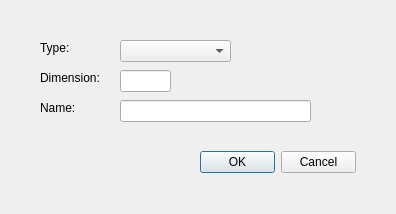
Above: GUI/SeedComplex.ui from vvmarko/triangulator before the change. Below: the same form after it.
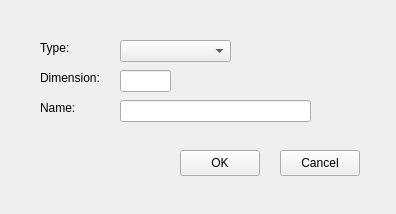
That is the form after the change.

Commit message: gui function for renaming of complexes, and a few tweaks of the seed dialog

The edit to the form file:
```diff
--- a/GUI/SeedComplex.ui
+++ b/GUI/SeedComplex.ui
@@ -13,19 +13,6 @@
   <property name="windowTitle">
    <string>SeedComplex</string>
   </property>
-  <widget class="QDialogButtonBox" name="buttonBox">
-   <property name="geometry">
-    <rect>
-     <x>200</x>
-     <y>150</y>
-     <width>156</width>
-     <height>24</height>
-    </rect>
-   </property>
-   <property name="standardButtons">
-    <set>QDialogButtonBox::Cancel|QDialogButtonBox::Ok</set>
-   </property>
-  </widget>
   <widget class="QLabel" name="label">
    <property name="geometry">
     <rect>
@@ -94,8 +81,49 @@
      <height>22</height>
     </rect>
    </property>
-   <property name="placeholderText">
-    <string>Please select...</string>
+   <property name="focusPolicy">
+    <enum>Qt::StrongFocus</enum>
+   </property>
+  </widget>
+  <widget class="QPushButton" name="btnOK">
+   <property name="geometry">
+    <rect>
+     <x>180</x>
+     <y>150</y>
+     <width>80</width>
+     <height>26</height>
+    </rect>
+   </property>
+   <property name="focusPolicy">
+    <enum>Qt::StrongFocus</enum>
+   </property>
+   <property name="text">
+    <string>OK</string>
+   </property>
+   <property name="autoDefault">
+    <bool>true</bool>
+   </property>
+  </widget>
+  <widget class="QPushButton" name="btnCancel">
+   <property name="geometry">
+    <rect>
+     <x>280</x>
+     <y>150</y>
+     <width>80</width>
+     <height>26</height>
+    </rect>
+   </property>
+   <property name="focusPolicy">
+    <enum>Qt::StrongFocus</enum>
+   </property>
+   <property name="text">
+    <string>Cancel</string>
+   </property>
+   <property name="shortcut">
+    <string>Esc</string>
+   </property>
+   <property name="autoDefault">
+    <bool>true</bool>
    </property>
   </widget>
  </widget>
```
Left out of the diff: 16 changed lines with no effect on the pictures. The commit also changes 5 other files.
